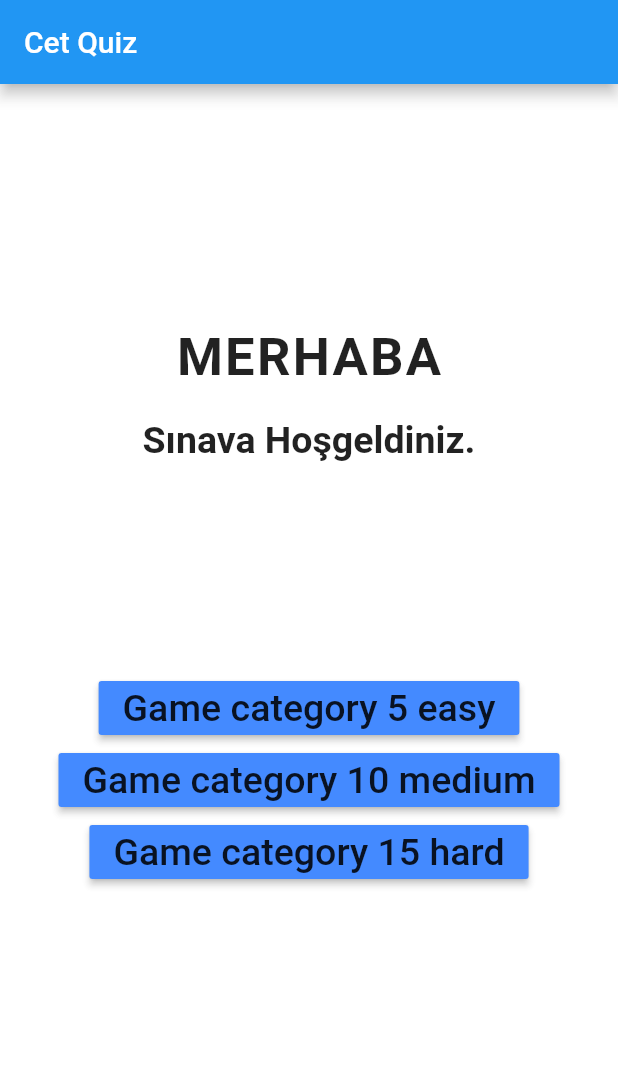
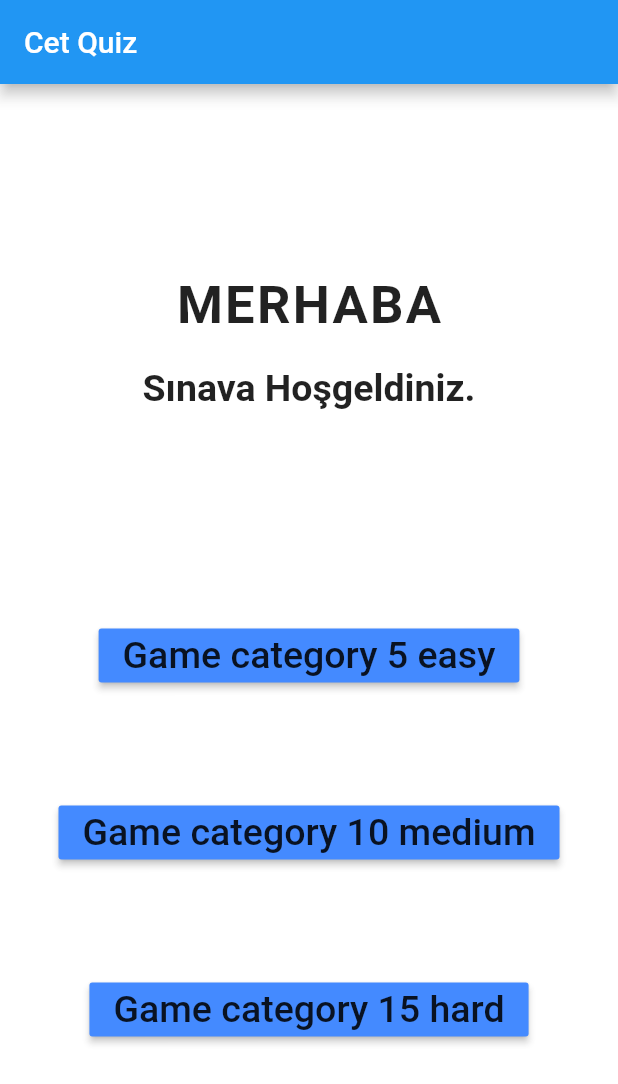
Before and after one commit to zSkyberg/flutter_app_quizz, a Flutter app: the screen it shows after launch, on a phone screen of 412 x 824 dp. Shown: the top 1084 px of the screen. Run offline on Flutter 3.47's test engine with Material 2 defaults, Android fonts, the phone set to English and light mode, and no system bars; our stand-ins replace html_unescape.

```diff
--- a/lib/Screens/HomePage.dart
+++ b/lib/Screens/HomePage.dart
@@ -118,6 +118,9 @@ class HomePageState extends State<HomePage> {
                      // letterSpacing: 1,
                    ),),
                ),
+               SizedBox(
+                 height: 70,
+               ),
                RaisedButton(
                  color: Colors.blueAccent,
                  onPressed: () {
@@ -130,6 +133,9 @@ class HomePageState extends State<HomePage> {
                      fontSize: 25,
                      // letterSpacing: 1,
                    ),),
+               ),
+               SizedBox(
+                 height: 70,
                ),
                RaisedButton(
                  color: Colors.blueAccent,
@@ -148,9 +154,6 @@ class HomePageState extends State<HomePage> {
                    ),),
                ),
              ],
-           ),
-           SizedBox(
-             height: 70,
            ),
 
            // RaisedButton(
```
